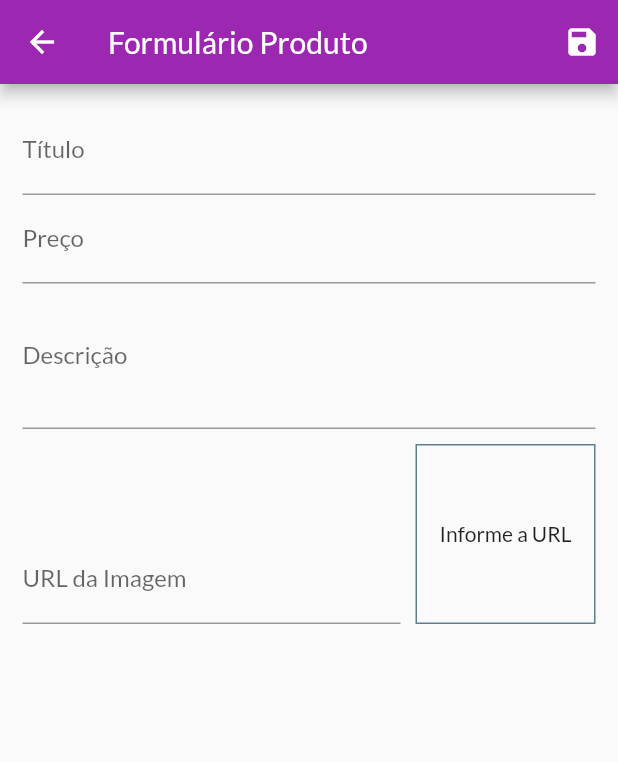
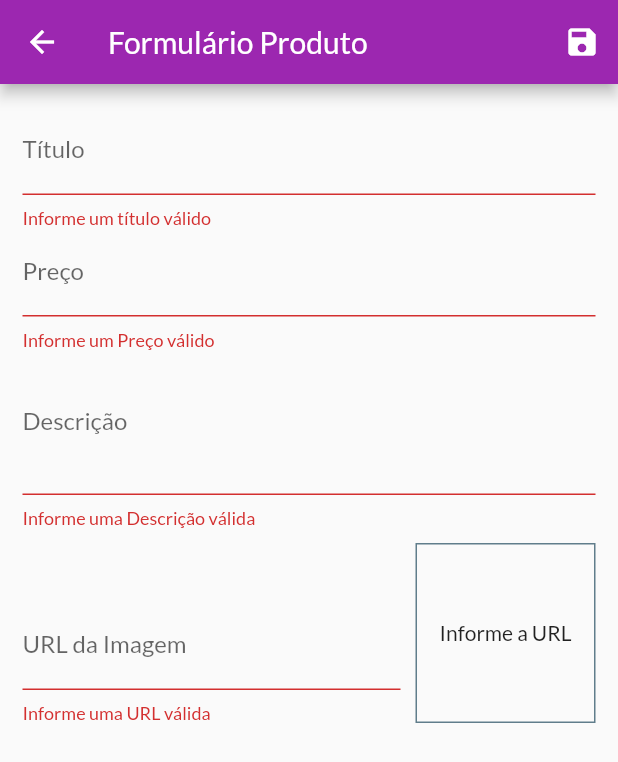
Before and after one commit to genivalc/Shop, a Flutter app: the ProductFromScreen screen opened by its route, after a tap on the "save" icon, on a phone screen of 412 x 824 dp. Shown: the top 762 px of the screen. Run offline on Flutter 3.47's test engine with Material 2 defaults, Android fonts, the phone set to English and light mode, and no system bars; network calls fail.

Commit message:
Editar Produto

```diff
--- a/lib/providers/product.dart
+++ b/lib/providers/product.dart
@@ -9,7 +9,7 @@ class Product with ChangeNotifier {
   bool isFavorite;
 
   Product({
-    @required this.id,
+    this.id,
     @required this.description,
     @required this.imageUrl,
     @required this.price,
--- a/lib/views/product_from_screen.dart
+++ b/lib/views/product_from_screen.dart
@@ -1,8 +1,10 @@
 import 'dart:math';
 
 import 'package:flutter/material.dart';
+import 'package:provider/provider.dart';
 
 import '../providers/product.dart';
+import '../providers/products.dart';
 
 class ProductFromScreen extends StatefulWidget {
   @override
@@ -23,8 +25,41 @@ class _ProductFromScreen extends State<ProductFromScreen> {
     _imagerUrlFocusNode.addListener(_updateImage);
   }
 
+  @override
+  void didChangeDependencies() {
+    super.didChangeDependencies();
+
+    if (_formData.isEmpty) {
+      final product = ModalRoute.of(context).settings.arguments as Product;
+
+      if (product != null) {
+        _formData["id"] = product.id;
+        _formData["title"] = product.title;
+        _formData["description"] = product.description;
+        _formData["price"] = product.price;
+        _formData["imageUrl"] = product.imageUrl;
+
+        _imageUrlController.text = _formData["imageUrl"];
+      } else {
+        _formData["price"] = '';
+      }
+    }
+  }
+
   void _updateImage() {
-    setState(() {});
+    if (isValidImageUrl(_imageUrlController.text)) {
+      setState(() {});
+    }
+  }
+
+  bool isValidImageUrl(String url) {
+    bool startWithHttp = url.toLowerCase().startsWith("http//");
+    bool startWithHttps = url.toLowerCase().startsWith("https//");
+    bool endsWithPng = url.toLowerCase().endsWith(".png");
+    bool endsWithJpg = url.toLowerCase().endsWith(".jpg");
+    bool endsWithJpeg = url.toLowerCase().endsWith(".jpeg");
+    return (startWithHttp || startWithHttps) &&
+        (endsWithPng || endsWithJpg || endsWithJpeg);
   }
 
   @override
@@ -38,20 +73,29 @@ class _ProductFromScreen extends State<ProductFromScreen> {
   }
 
   void _saveForm() {
+    var isValid = _form.currentState.validate();
+
+    if (!isValid) {
+      return;
+    }
+
     _form.currentState.save();
 
-    final newProduct = Product(
-      id: Random().nextDouble().toString(),
+    final product = Product(
+      id: _formData['id'],
       description: _formData['description'],
       imageUrl: _formData['imageUrl'],
       price: _formData['price'],
       title: _formData['title'],
     );
 
-    print(newProduct.title);
-        print(newProduct.imageUrl);
-            print(newProduct.price);
-                print(newProduct.description);
+    final products = Provider.of<Products>(context, listen: false);
+    if (_formData["id"] == null) {
+      products.addProduct(product);
+    } else {
+      products.updateProduct(product);
+    }
+    Navigator.of(context).pop();
   }
 
   @override
@@ -75,14 +119,25 @@ class _ProductFromScreen extends State<ProductFromScreen> {
           child: ListView(
             children: <Widget>[
               TextFormField(
+                initialValue: _formData["title"],
                 decoration: InputDecoration(labelText: "Título"),
                 textInputAction: TextInputAction.next,
                 onFieldSubmitted: (_) {
                   FocusScope.of(context).requestFocus(_priceFocusNode);
                 },
                 onSaved: (value) => _formData['title'] = value,
+                validator: (value) {
+                  bool isEmpty = value.trim().isEmpty;
+                  bool isInvalid = value.trim().length < 3;
+
+                  if (isEmpty || isInvalid) {
+                    return "Informe um título válido";
+                  }
+                  return null;
+                },
               ),
               TextFormField(
+                initialValue: _formData["price"].toString(),
                 decoration: InputDecoration(labelText: "Preço"),
                 textInputAction: TextInputAction.next,
                 focusNode: _priceFocusNode,
@@ -91,13 +146,31 @@ class _ProductFromScreen extends State<ProductFromScreen> {
                   FocusScope.of(context).requestFocus(_descriptionFocusNode);
                 },
                 onSaved: (value) => _formData['price'] = double.parse(value),
+                validator: (value) {
+                  bool isEmpty = value.trim().isEmpty;
+                  var newPrice = double.tryParse(value);
+                  bool isInvalid = newPrice == null || newPrice <= 0;
+                  if (isEmpty || isInvalid) {
+                    return "Informe um Preço válido";
+                  }
+                  return null;
+                },
               ),
               TextFormField(
+                initialValue: _formData["description"],
                 decoration: InputDecoration(labelText: "Descrição"),
                 maxLines: 3,
                 keyboardType: TextInputType.multiline,
                 focusNode: _descriptionFocusNode,
                 onSaved: (value) => _formData['description'] = value,
+                validator: (value) {
+                  bool isEmpty = value.trim().isEmpty;
+                  bool isInvalid = value.trim().length < 10;
+                  if (isEmpty || isInvalid) {
+                    return "Informe uma Descrição válida";
+                  }
+                  return null;
+                },
               ),
               Row(
                 crossAxisAlignment: CrossAxisAlignment.end,
@@ -113,6 +186,14 @@ class _ProductFromScreen extends State<ProductFromScreen> {
                         _saveForm();
                       },
                       onSaved: (value) => _formData['imageUrl'] = value,
+                      validator: (value) {
+                        bool isEmpty = value.trim().isEmpty;
+                        bool isInvalid = isValidImageUrl(value);
+                        if (isEmpty || isInvalid) {
+                          return "Informe uma URL válida";
+                        }
+                        return null;
+                      },
                     ),
                   ),
                   Container(
```
Also changed, not shown: lib/providers/products.dart (+24 -2 lines), lib/widgets/product_item.dart (+22 -6 lines).
